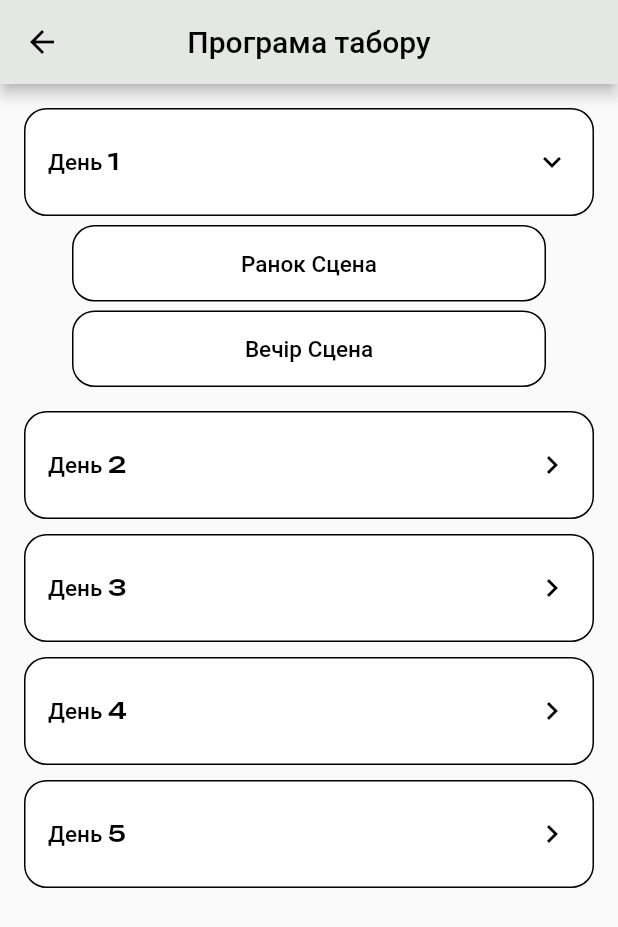
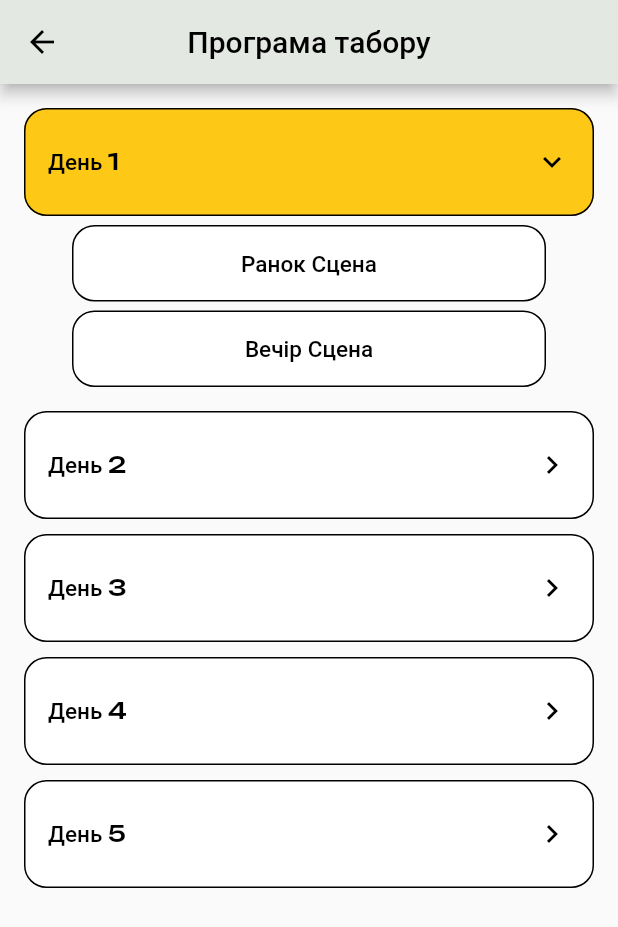
Before and after one commit to Tony-Kovalov/Camps, a Flutter app: the ProgramMenuPage screen opened directly, after a tap on "День 1", on a phone screen of 412 x 824 dp. Shown: the top 927 px of the screen. Run offline on Flutter 3.47's test engine with Material 2 defaults, Android fonts, the phone set to English and light mode, and no system bars; our stand-ins replace shared_preferences; accounts and stored records are empty.

Commit message:
Improve colors when tap on buttons

```diff
--- a/lib/features/home_menu/presentation/widgets/card.dart
+++ b/lib/features/home_menu/presentation/widgets/card.dart
@@ -1,3 +1,4 @@
+import 'package:camps_program/app_colors.dart';
 import 'package:flutter/material.dart';
 
 class MainCard extends StatelessWidget {
@@ -14,6 +15,7 @@ class MainCard extends StatelessWidget {
         child: OutlinedButton(
           style: OutlinedButton.styleFrom(
             backgroundColor: Colors.white,
+            primary: AppColors.primaryYellow,
             shape: RoundedRectangleBorder(
               borderRadius: BorderRadius.circular(15.0),
             ),
--- a/lib/features/home_menu/presentation/widgets/second_menu_card.dart
+++ b/lib/features/home_menu/presentation/widgets/second_menu_card.dart
@@ -1,7 +1,8 @@
+import 'package:camps_program/app_colors.dart';
 import 'package:flutter/cupertino.dart';
 import 'package:flutter/material.dart';
 
-class SecondMenuCard extends StatelessWidget {
+class SecondMenuCard extends StatefulWidget {
   SecondMenuCard({Key? key, required this.title, required this.onTap, this.isOpened = false}) : super(key: key);
 
   String title;
@@ -9,16 +10,33 @@ class SecondMenuCard extends StatelessWidget {
   bool isOpened = false;
 
   @override
+  State<SecondMenuCard> createState() => _SecondMenuCardState();
+}
+
+class _SecondMenuCardState extends State<SecondMenuCard> {
+
+  Color backgroundColor = Color(0xffffffff);
+
+  @override
   Widget build(BuildContext context) {
     return OutlinedButton(
       style: OutlinedButton.styleFrom(
-        backgroundColor: Colors.white,
+        backgroundColor: backgroundColor,
         shape: RoundedRectangleBorder(
           borderRadius: BorderRadius.circular(15.0),
         ),
         side: const BorderSide(color: Colors.black),
       ),
-      onPressed: onTap,
+      onPressed: () {
+        setState(() {
+          if (backgroundColor == AppColors.primaryYellow) {
+            backgroundColor = const Color(0xffffffff);
+          } else {
+            backgroundColor = AppColors.primaryYellow;
+          }
+        });
+        widget.onTap();
+      },
       child: Padding(
         padding: const EdgeInsets.symmetric(vertical: 24.0),
         child: Center(
@@ -26,7 +44,7 @@ class SecondMenuCard extends StatelessWidget {
             children: [
               Expanded(
                 child: Text(
-                  title,
+                  widget.title,
                   textAlign: TextAlign.left,
                   style: const TextStyle(
                     color: Colors.black,
@@ -36,7 +54,7 @@ class SecondMenuCard extends StatelessWidget {
                   ),
                 ),
               ),
-              Icon(isOpened ? Icons.keyboard_arrow_down_outlined : Icons.keyboard_arrow_right, color: Colors.black),
+              Icon(widget.isOpened ? Icons.keyboard_arrow_down_outlined : Icons.keyboard_arrow_right, color: Colors.black),
             ],
           ),
         ),
--- a/lib/features/home_menu/presentation/widgets/sub_menu_card.dart
+++ b/lib/features/home_menu/presentation/widgets/sub_menu_card.dart
@@ -1,4 +1,6 @@
 import 'package:flutter/material.dart';
+
+import '../../../../app_colors.dart';
 
 class SubMenuCard extends StatelessWidget {
   SubMenuCard({Key? key, required this.title, required this.onTap}) : super(key: key);
@@ -13,6 +15,7 @@ class SubMenuCard extends StatelessWidget {
       child: OutlinedButton(
         style: OutlinedButton.styleFrom(
           backgroundColor: Colors.white,
+          primary: AppColors.primaryYellow,
           shape: RoundedRectangleBorder(
             borderRadius: BorderRadius.circular(15.0),
           ),
```
